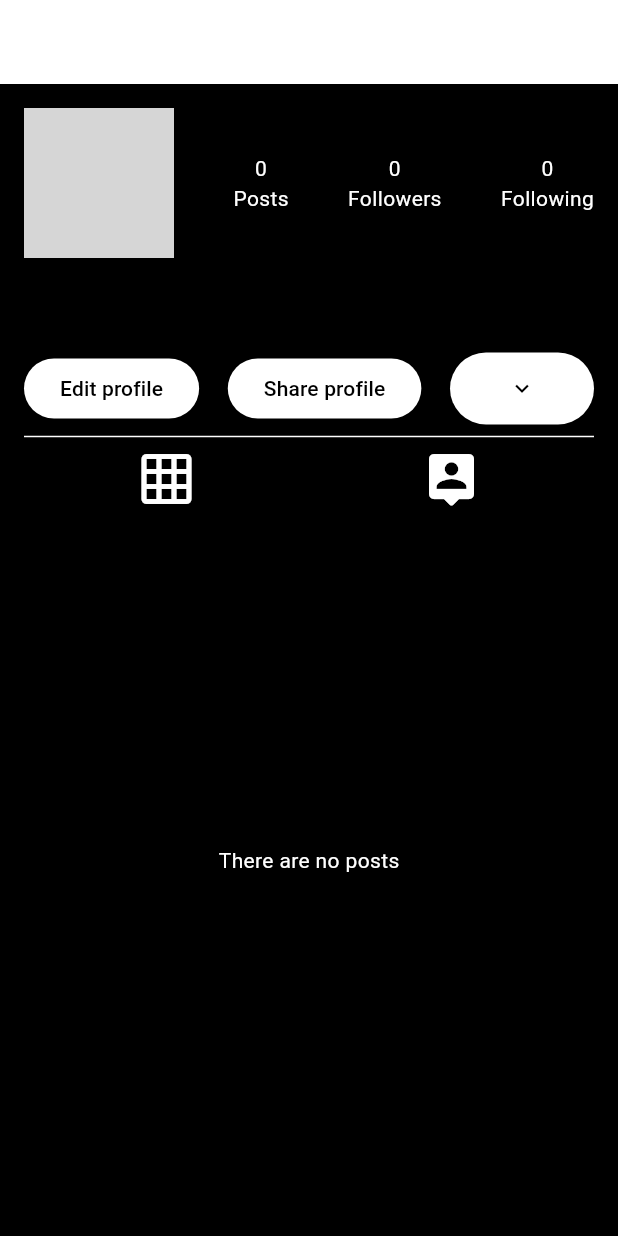
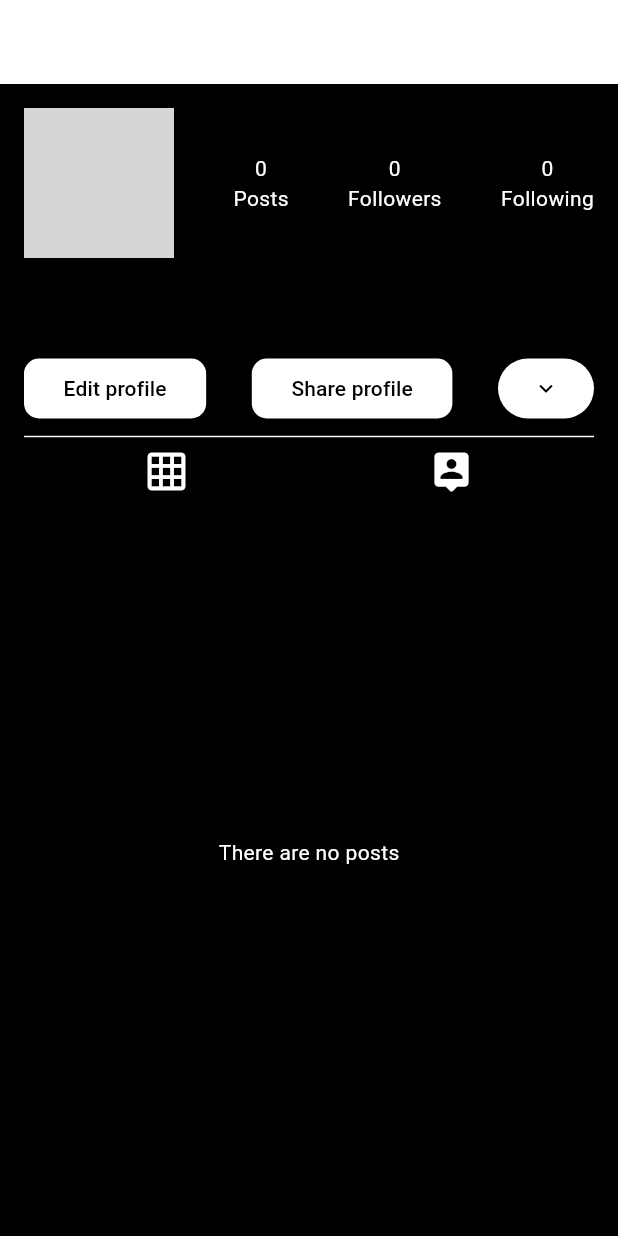
Before and after one commit to ManGhudratyan/instagram, a Flutter app: the ProfilePage screen opened by its route, on a phone screen of 412 x 824 dp. Run offline on Flutter 3.47's test engine with Material 3 defaults, Android fonts, the phone set to English and light mode, and no system bars; our stand-ins replace bloc, cached_network_image, cloud_firestore, equatable, firebase_auth, firebase_core and 6 more; accounts and stored records are empty; network calls fail; project files that could hold a hidden picture were left out; grey boxes are pictures that could not be loaded.

Commit message:
Profile page is almost ready

```diff
--- a/lib/presentation/home/home_page.dart
+++ b/lib/presentation/home/home_page.dart
@@ -1,5 +1,6 @@
 // ignore_for_file: deprecated_member_use
 
+import 'package:cached_network_image/cached_network_image.dart';
 import 'package:flutter/material.dart';
 import 'package:flutter_bloc/flutter_bloc.dart';
 import 'package:flutter_svg/flutter_svg.dart';
@@ -156,7 +157,7 @@ class _HomePageState extends State<HomePage> {
                               CircleAvatar(
                                 backgroundImage:
                                     userState.users?[index].profileImage != null
-                                        ? NetworkImage(userState
+                                        ? CachedNetworkImageProvider(userState
                                                 .users?[index].profileImage! ??
                                             '')
                                         : null,
@@ -217,8 +218,9 @@ class _HomePageState extends State<HomePage> {
                                       height: 400,
                                       child: postState.posts?[index].photoUrl !=
                                               null
-                                          ? Image.network(
-                                              postState.posts![index].photoUrl!)
+                                          ? CachedNetworkImage(
+                                              imageUrl: postState
+                                                  .posts![index].photoUrl!)
                                           : null,
                                     ),
                                     Row(
--- a/lib/presentation/pages/profile/profile_page.dart
+++ b/lib/presentation/pages/profile/profile_page.dart
@@ -1,6 +1,10 @@
+// ignore_for_file: deprecated_member_use
+
+import 'package:cached_network_image/cached_network_image.dart';
 import 'package:flutter/material.dart';
 import 'package:flutter/widgets.dart';
 import 'package:flutter_bloc/flutter_bloc.dart';
+import 'package:flutter_svg/svg.dart';
 
 import '../../../domain/entities/user_entity.dart';
 import '../../constants/assets.dart';
@@ -52,15 +56,13 @@ class _ProfilePageState extends State<ProfilePage> {
               title: Text(userState.userEntity?.username ?? 'No username'),
               actions: [
                 IconButton(
-                  icon: const Icon(
-                    Icons.control_point_duplicate_sharp,
-                    color: Colors.white,
-                  ),
+                  icon: SvgPicture.asset(Assets.plusIcon,
+                      height: 24, width: 24, color: Colors.white),
                   onPressed: () {},
                 ),
                 IconButton(
                   icon: const Icon(
-                    Icons.more_horiz_outlined,
+                    Icons.menu,
                     color: Colors.white,
                   ),
                   onPressed: () {},
@@ -90,7 +92,7 @@ class _ProfilePageState extends State<ProfilePage> {
                           children: [
                             CircleAvatar(
                                 radius: 50,
-                                backgroundImage: NetworkImage(
+                                backgroundImage: CachedNetworkImageProvider(
                                     userState.userEntity?.profileImage ?? '')),
                             const IntOnString(count: '0', text: 'Posts'),
                             const IntOnString(count: '0', text: 'Followers'),
@@ -108,13 +110,22 @@ class _ProfilePageState extends State<ProfilePage> {
                         Row(
                           mainAxisAlignment: MainAxisAlignment.spaceBetween,
                           children: [
-                            ElevatedButton(
-                              style: ElevatedButton.styleFrom(
-                                  backgroundColor: Colors.white),
-                              child: const Text(
-                                'Edit profile',
-                                style: TextStyle(color: Colors.black),
+                            TextButton(
+                              style: ButtonStyle(
+                                shape: MaterialStateProperty.all<
+                                    RoundedRectangleBorder>(
+                                  RoundedRectangleBorder(
+                                    borderRadius: BorderRadius.circular(10.0),
+                                  ),
+                                ),
+                                backgroundColor:
+                                    MaterialStateProperty.all<Color>(
+                                        Colors.white),
+                                foregroundColor:
+                                    MaterialStateProperty.all<Color>(
+                                        Colors.black),
                               ),
+                              child: Text('    Edit profile    '),
                               onPressed: () {
                                 showModalBottomSheet<void>(
                                   context: context,
@@ -213,10 +224,11 @@ class _ProfilePageState extends State<ProfilePage> {
                                                                       .userEntity
                                                                       ?.profileImage !=
                                                                   null
-                                                              ? NetworkImage(userState
-                                                                      .userEntity
-                                                                      ?.profileImage ??
-                                                                  '')
+                                                              ? CachedNetworkImageProvider(
+                                                                  userState
+                                                                          .userEntity
+                                                                          ?.profileImage ??
+                                                                      '')
                                                               : AssetImage(Assets
                                                                   .profileImage),
                                                           child:
@@ -374,23 +386,34 @@ class _ProfilePageState extends State<ProfilePage> {
                                 );
                               },
                             ),
-                            ElevatedButton(
-                              style: ElevatedButton.styleFrom(
-                                backgroundColor: Colors.white,
+                            TextButton(
+                              style: ButtonStyle(
+                                shape: MaterialStateProperty.all<
+                                    RoundedRectangleBorder>(
+                                  RoundedRectangleBorder(
+                                    borderRadius: BorderRadius.circular(10.0),
+                                  ),
+                                ),
+                                backgroundColor:
+                                    MaterialStateProperty.all<Color>(
+                                        Colors.white),
+                                foregroundColor:
+                                    MaterialStateProperty.all<Color>(
+                                        Colors.black),
+                              ),
+                              child: Text('    Share profile    '),
+                              onPressed: () {},
+                            ),
+                            TextButton(
+                              style: ButtonStyle(
+                                  backgroundColor:
+                                      MaterialStateProperty.all<Color>(
+                                          Colors.white)),
+                              child: Icon(
+                                Icons.keyboard_arrow_down_outlined,
+                                color: Colors.black,
                               ),
                               onPressed: () {},
-                              child: const Text('Share profile'),
-                            ),
-                            ElevatedButton(
-                              style: ElevatedButton.styleFrom(
-                                backgroundColor: Colors.white,
-                              ),
-                              onPressed: () {},
-                              child: IconButton(
-                                onPressed: () {},
-                                icon: const Icon(
-                                    Icons.keyboard_arrow_down_outlined),
-                              ),
                             )
                           ],
                         ),
@@ -398,8 +421,8 @@ class _ProfilePageState extends State<ProfilePage> {
                         const Row(
                           mainAxisAlignment: MainAxisAlignment.spaceAround,
                           children: [
-                            Icon(Icons.grid_on_outlined, size: 40),
-                            Icon(Icons.person_pin_rounded, size: 40)
+                            Icon(Icons.grid_on_outlined, size: 30),
+                            Icon(Icons.person_pin_rounded, size: 30)
                           ],
                         ),
                         Expanded(
@@ -414,18 +437,18 @@ class _ProfilePageState extends State<ProfilePage> {
                               : GridView.builder(
                                   gridDelegate:
                                       SliverGridDelegateWithFixedCrossAxisCount(
-                                    crossAxisCount: 2,
-                                    mainAxisSpacing: 8.0,
-                                    crossAxisSpacing: 8.0,
+                                    crossAxisCount: 3,
+                                    mainAxisSpacing: 8,
+                                    crossAxisSpacing: 8,
                                   ),
                                   itemCount: postState.posts!.length,
                                   itemBuilder: (context, index) {
                                     return SizedBox(
-                                      height: 100,
                                       child: postState.posts![index].photoUrl !=
                                               null
-                                          ? Image.network(
-                                              postState.posts![index].photoUrl!,
+                                          ? CachedNetworkImage(
+                                              imageUrl: postState
+                                                  .posts![index].photoUrl!,
                                               fit: BoxFit.cover,
                                             )
                                           : Container(),
```
